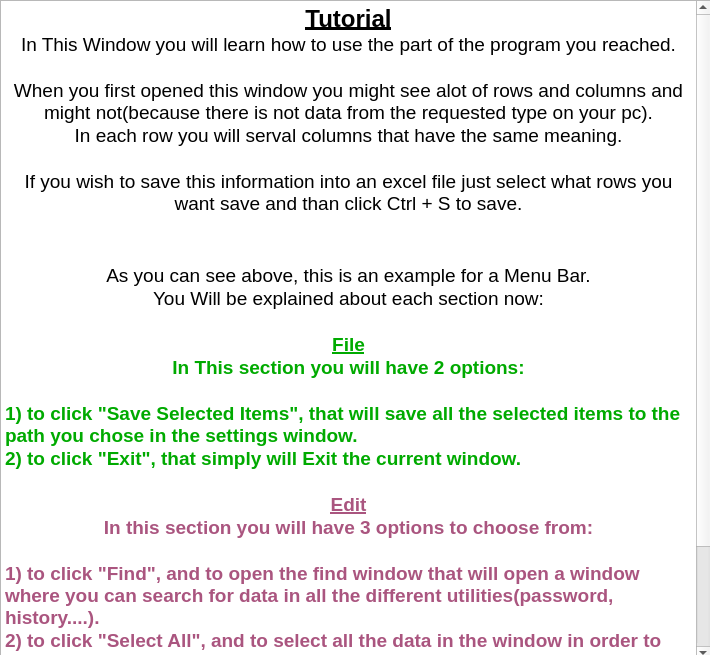
The window that uis/help.ui (toko214/logsProject) describes before a commit, drawn with Qt 5.
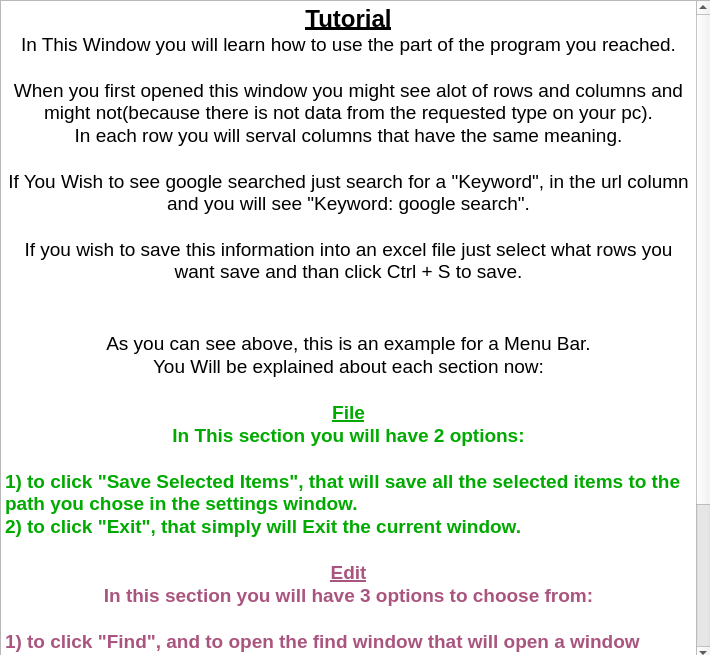
The same window after the commit. Icons and pictures are not drawn.

The edit to the form file:
```diff
--- a/uis/help.ui
+++ b/uis/help.ui
@@ -33,6 +33,8 @@
 &lt;p align=&quot;center&quot; style=&quot; margin-top:0px; margin-bottom:0px; margin-left:0px; margin-right:0px; -qt-block-indent:0; text-indent:0px;&quot;&gt;&lt;span style=&quot; font-size:14pt;&quot;&gt;When you first opened this window you might see alot of rows and columns and might not(because there is not data from the requested type on your pc).&lt;/span&gt;&lt;/p&gt;
 &lt;p align=&quot;center&quot; style=&quot; margin-top:0px; margin-bottom:0px; margin-left:0px; margin-right:0px; -qt-block-indent:0; text-indent:0px;&quot;&gt;&lt;span style=&quot; font-size:14pt;&quot;&gt;In each row you will serval columns that have the same meaning.&lt;/span&gt;&lt;/p&gt;
 &lt;p align=&quot;center&quot; style=&quot;-qt-paragraph-type:empty; margin-top:0px; margin-bottom:0px; margin-left:0px; margin-right:0px; -qt-block-indent:0; text-indent:0px; font-size:14pt;&quot;&gt;&lt;br /&gt;&lt;/p&gt;
+&lt;p align=&quot;center&quot; style=&quot; margin-top:0px; margin-bottom:0px; margin-left:0px; margin-right:0px; -qt-block-indent:0; text-indent:0px;&quot;&gt;&lt;span style=&quot; font-size:14pt;&quot;&gt;If You Wish to see google searched just search for a &amp;quot;Keyword&amp;quot;, in the url column and you will see &amp;quot;Keyword: google search&amp;quot;.&lt;/span&gt;&lt;/p&gt;
+&lt;p align=&quot;center&quot; style=&quot;-qt-paragraph-type:empty; margin-top:0px; margin-bottom:0px; margin-left:0px; margin-right:0px; -qt-block-indent:0; text-indent:0px; font-size:14pt;&quot;&gt;&lt;br /&gt;&lt;/p&gt;
 &lt;p align=&quot;center&quot; style=&quot; margin-top:0px; margin-bottom:0px; margin-left:0px; margin-right:0px; -qt-block-indent:0; text-indent:0px;&quot;&gt;&lt;span style=&quot; font-size:14pt;&quot;&gt;If you wish to save this information into an excel file just select what rows you want save and than click Ctrl + S to save.&lt;/span&gt;&lt;/p&gt;
 &lt;p align=&quot;center&quot; style=&quot;-qt-paragraph-type:empty; margin-top:0px; margin-bottom:0px; margin-left:0px; margin-right:0px; -qt-block-indent:0; text-indent:0px; font-size:14pt;&quot;&gt;&lt;br /&gt;&lt;/p&gt;
 &lt;p align=&quot;center&quot; style=&quot; margin-top:0px; margin-bottom:0px; margin-left:0px; margin-right:0px; -qt-block-indent:0; text-indent:0px;&quot;&gt;&lt;img src=&quot;:/מסמכים/241318_231310.jpeg&quot; /&gt;&lt;/p&gt;
```
